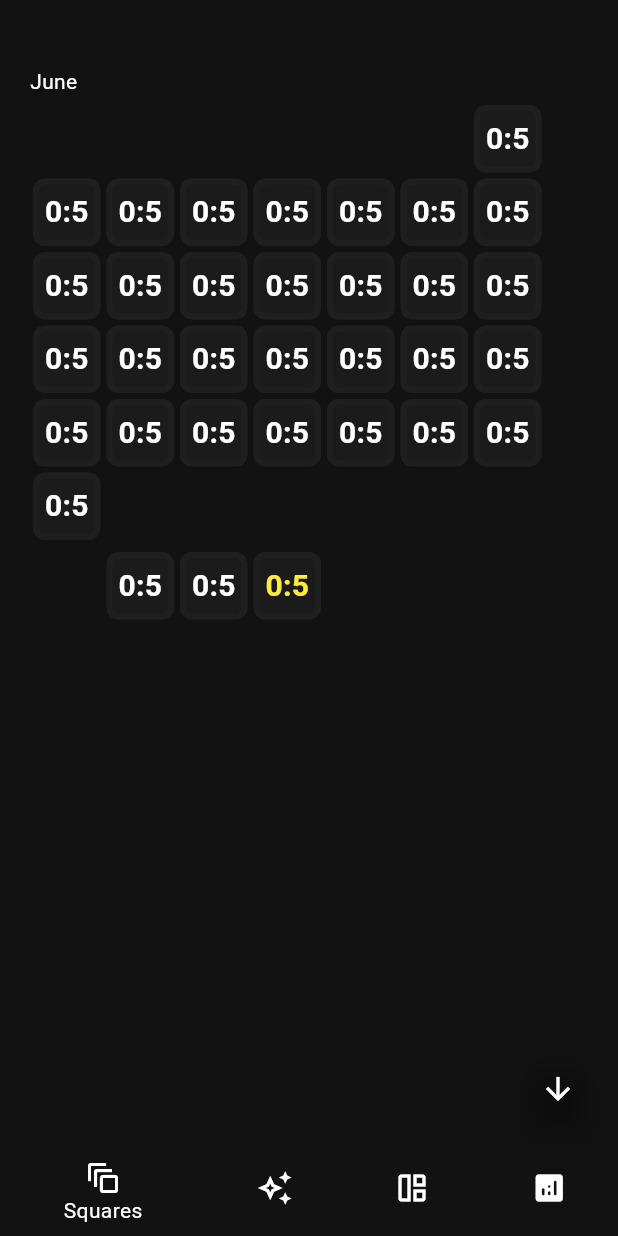
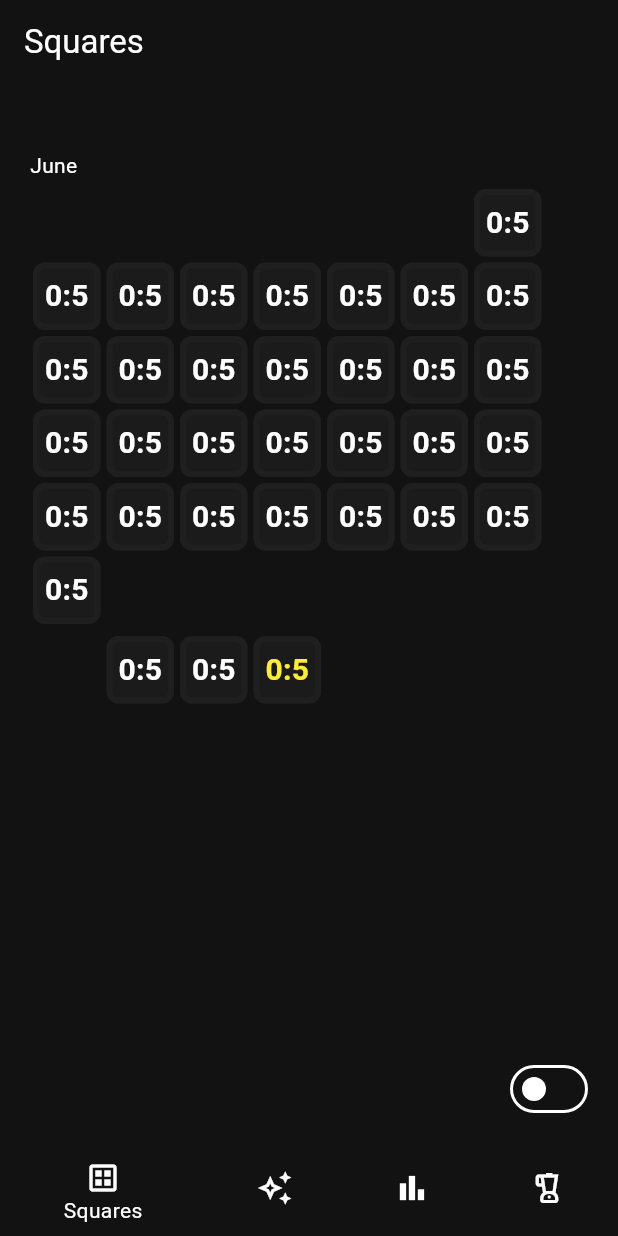
Before and after one commit to cueltschey/squared_away, a Flutter app: the screen it shows after launch, on a phone screen of 412 x 824 dp. Run offline on Flutter 3.47's test engine with Material 3 defaults, Android fonts, the phone set to English and light mode, and no system bars; our stand-ins replace file_picker, fl_chart, flutter_colorpicker, flutter_markdown, pie_chart.

Commit message:
Fixed bugs and added switch to squares

```diff
--- a/lib/main.dart
+++ b/lib/main.dart
@@ -235,24 +235,38 @@ class _HomePageState extends State<HomePage> {
       }
     });
   }
+  bool _isJournal = false;
+
 
   @override
   Widget build(BuildContext context) {
     Widget currentWidget;
-
     switch (_pageIndex) {
       case 0:
         DateTime now = DateTime.now();
-        currentWidget = Squares(squareData: squareData, taskList: tasks, setTaskCallback: setTaskCallback); // Replace with your widget for index 0
+        currentWidget = Scaffold(
+          appBar: AppBar(title: Text("Squares")),
+          body: _isJournal? Journal(squareData: squareData, taskList: tasks, setTaskCallback: setTaskCallback)
+              : Squares(squareData: squareData, taskList: tasks, setTaskCallback: setTaskCallback),
+          floatingActionButton:  Switch(
+            activeColor: Colors.white,
+            value: _isJournal,
+            onChanged: (value) {
+              setState(() {
+                _isJournal = value;
+              });
+            },
+          ),
+        );
         break;
       case 1:
         currentWidget = TaskList(taskList: tasks, addNewTask: addTaskCallback, deleteTaskCallback: removeTaskCallback,);
         break;
       case 2:
-        currentWidget = Journal(squareData: squareData, taskList: tasks, setTaskCallback: setTaskCallback);
+        currentWidget = Statistics(taskList: tasks, squareData: squareData);
         break;
       case 3:
-        currentWidget = Statistics(taskList: tasks, squareData: squareData);
+        currentWidget = Text("to be implemented");
         break;
       default:
         currentWidget = const SizedBox.shrink(); // Handle any unexpected index
@@ -271,22 +285,23 @@ class _HomePageState extends State<HomePage> {
         selectedIconTheme: const IconThemeData(
           color: Colors.yellow,
         ),
-        items: const [
+        items: [
           BottomNavigationBarItem(
-              icon:  Icon(Icons.auto_awesome_motion_outlined, color: Colors.white),
-              label: "Squares"
+              icon:  _isJournal? Icon(Icons.chrome_reader_mode, color: Colors.white) :
+                                 Icon(Icons.dataset_outlined, color: Colors.white),
+              label: _isJournal? "Journal": "Squares"
           ),
           BottomNavigationBarItem(
               icon:  Icon(Icons.auto_awesome_outlined, color: Colors.white),
               label: "Habits"
           ),
           BottomNavigationBarItem(
-              icon:  Icon(Icons.auto_awesome_mosaic_outlined, color: Colors.white),
-              label: "Journal"
+              icon:  Icon(Icons.bar_chart_outlined, color: Colors.white),
+              label: "Statistics"
           ),
           BottomNavigationBarItem(
-              icon:  Icon(Icons.analytics_rounded, color: Colors.white),
-              label: "Statistics"
+              icon:  Icon(Icons.blender_outlined, color: Colors.white),
+              label: "Blender!!"
           ),
         ],
       ),
--- a/lib/squares.dart
+++ b/lib/squares.dart
@@ -11,18 +11,6 @@ class Squares extends StatelessWidget {
 
   Squares({super.key, required this.squareData, required this.taskList, required this.setTaskCallback, ScrollController? controller})
       : this.controller = controller ?? ScrollController();
-
-  void _scrollToBottom() {
-    WidgetsBinding.instance.addPostFrameCallback((_) {
-      if (controller.position.pixels < controller.position.maxScrollExtent) {
-        controller.animateTo(
-          controller.position.maxScrollExtent + 1000,
-          duration: Duration(seconds: 2),
-          curve: Curves.fastOutSlowIn,
-        );
-      }
-    });
-  }
 
   List getPercentage(List<List<int>> taskData){
     int completed = 0;
@@ -115,16 +103,17 @@ class Squares extends StatelessWidget {
     months.add(const Divider(thickness: 30.0, color: Colors.transparent,));
 
     WidgetsBinding.instance.addPostFrameCallback((_) {
-      _scrollToBottom();
+      if (controller.position.pixels < controller.position.maxScrollExtent) {
+        controller.animateTo(
+          controller.position.maxScrollExtent + 1000,
+          duration: Duration(seconds: 2),
+          curve: Curves.fastOutSlowIn,
+        );
+      }
     });
 
 
     return Scaffold(
-      floatingActionButton: FloatingActionButton.small(
-          onPressed: _scrollToBottom,
-          child: Icon(Icons.arrow_downward, color: Colors.white),
-          backgroundColor: Colors.transparent,
-        ),
       body: Padding(
         padding: const EdgeInsets.all(20.0),
         child:  SingleChildScrollView(
@@ -194,8 +183,6 @@ class _SquareItemState extends State<SquareItem> {
     }
     return result;
   }
-
-  //List<Map<String, dynamic>> parseTasksDetailed(List<List<int>> taskData, List<Map<String, dynamic>> taskList){}
 
   @override
   Widget build(BuildContext context) {
```
Also changed, not shown: lib/journal.dart (+7 -17 lines), lib/statistics.dart (+12 -7 lines).
